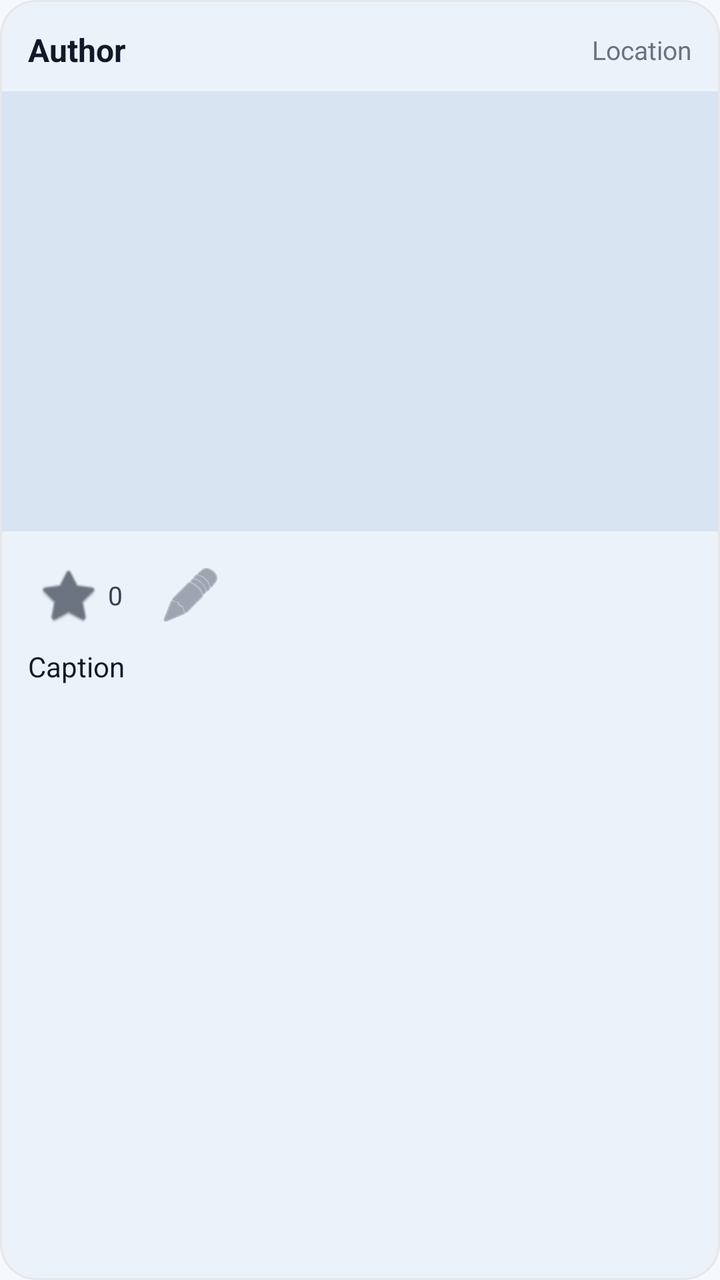
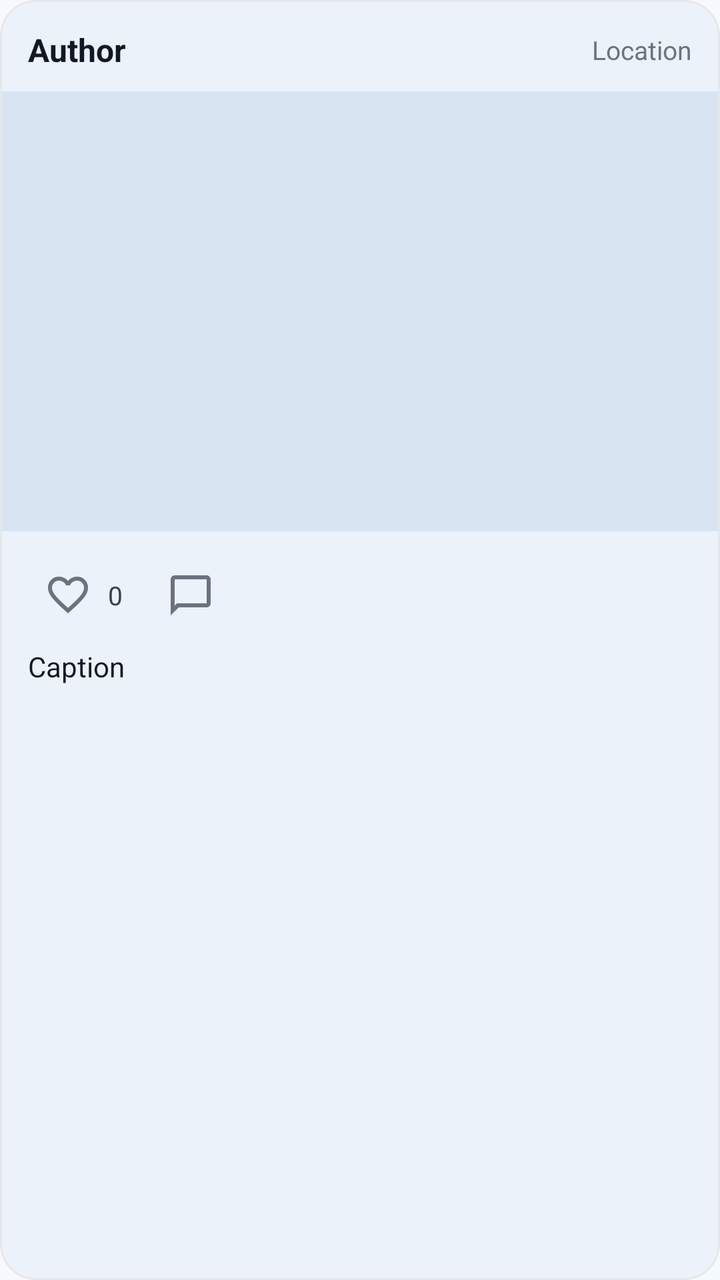

An Android layout rendered at two revisions. The XML below is the earlier revision; the diff shows what the commit changed to produce the second picture.
<!-- AndroidManifest.xml: application theme Theme.Traveling -->
<!-- res/layout/item_post.xml -->
<?xml version="1.0" encoding="utf-8"?>
<com.google.android.material.card.MaterialCardView xmlns:android="http://schemas.android.com/apk/res/android"
    xmlns:app="http://schemas.android.com/apk/res-auto"
    android:layout_width="match_parent"
    android:layout_height="wrap_content"
    android:layout_marginHorizontal="8dp"
    android:layout_marginVertical="10dp"
    app:cardCornerRadius="18dp"
    app:cardElevation="3dp"
    app:strokeColor="#E5E7EB"
    app:strokeWidth="1dp">

    <LinearLayout
        android:layout_width="match_parent"
        android:layout_height="wrap_content"
        android:orientation="vertical">

        <LinearLayout
            android:layout_width="match_parent"
            android:layout_height="wrap_content"
            android:gravity="center_vertical"
            android:orientation="horizontal"
            android:paddingStart="14dp"
            android:paddingTop="14dp"
            android:paddingEnd="14dp"
            android:paddingBottom="10dp">

            <TextView
                android:id="@+id/textAuthorName"
                android:layout_width="0dp"
                android:layout_height="wrap_content"
                android:layout_weight="1"
                android:text="Author"
                android:textColor="#111827"
                android:textSize="16sp"
                android:textStyle="bold" />

            <TextView
                android:id="@+id/textLocationName"
                android:layout_width="wrap_content"
                android:layout_height="wrap_content"
                android:text="Location"
                android:textColor="#6B7280"
                android:textSize="13sp" />
        </LinearLayout>

        <ImageView
            android:id="@+id/imagePost"
            android:layout_width="match_parent"
            android:layout_height="220dp"
            android:background="@drawable/bg_post_placeholder"
            android:contentDescription="Post image"
            android:scaleType="centerCrop" />

        <LinearLayout
            android:layout_width="match_parent"
            android:layout_height="wrap_content"
            android:gravity="center_vertical"
            android:orientation="horizontal"
            android:paddingStart="14dp"
            android:paddingTop="12dp"
            android:paddingEnd="14dp">

            <ImageButton
                android:id="@+id/buttonLike"
                android:layout_width="40dp"
                android:layout_height="40dp"
                android:background="@android:color/transparent"
                android:contentDescription="Like"
                android:padding="8dp"
                android:src="@android:drawable/btn_star_big_off"
                app:tint="#6B7280" />

            <TextView
                android:id="@+id/textLikeCount"
                android:layout_width="wrap_content"
                android:layout_height="wrap_content"
                android:layout_marginEnd="14dp"
                android:text="0"
                android:textColor="#374151"
                android:textSize="13sp" />

            <ImageButton
                android:id="@+id/buttonComment"
                android:layout_width="40dp"
                android:layout_height="40dp"
                android:background="@android:color/transparent"
                android:contentDescription="Comment"
                android:padding="8dp"
                android:src="@android:drawable/ic_menu_edit"
                app:tint="#6B7280" />
        </LinearLayout>

        <TextView
            android:id="@+id/textCaption"
            android:layout_width="match_parent"
            android:layout_height="wrap_content"
            android:paddingStart="14dp"
            android:paddingTop="6dp"
            android:paddingEnd="14dp"
            android:paddingBottom="14dp"
            android:text="Caption"
            android:textColor="#111827"
            android:textSize="14sp" />

    </LinearLayout>

</com.google.android.material.card.MaterialCardView>
<!-- resources referenced by this layout -->
<resources>
  <!-- drawable bg_post_placeholder (drawable) -->
  <?xml version="1.0" encoding="utf-8"?>
  <shape xmlns:android="http://schemas.android.com/apk/res/android">
      <corners android:radius="0dp" />
      <solid android:color="#D9E4F2" />
  </shape>
  <style name="Theme.Traveling" parent="Base.Theme.Traveling" />
  <style name="Base.Theme.Traveling" parent="Theme.Material3.DayNight.NoActionBar">
          <item name="colorPrimary">@color/travel_primary</item>
          <item name="colorOnPrimary">@color/travel_on_primary</item>
  
          <item name="colorSecondary">@color/travel_secondary</item>
          <item name="colorOnSecondary">@color/travel_on_secondary</item>
  
          <item name="colorTertiary">@color/travel_tertiary</item>
          <item name="colorOnTertiary">@color/travel_on_tertiary</item>
  
          <item name="android:colorBackground">@color/travel_background</item>
          <item name="colorSurface">@color/travel_surface</item>
          <item name="colorOnSurface">@color/travel_on_surface</item>
      </style>
  <color name="travel_primary">#1565C0</color>
  <color name="travel_on_primary">#FFFFFF</color>
  <color name="travel_secondary">#26A69A</color>
  <color name="travel_on_secondary">#FFFFFF</color>
  <color name="travel_tertiary">#FFB74D</color>
  <color name="travel_on_tertiary">#1F2937</color>
  <color name="travel_background">#F6F9FC</color>
  <color name="travel_surface">#FFFFFF</color>
  <color name="travel_on_surface">#1F2937</color>
</resources>

<!-- the commit's change to res/layout/item_post.xml (unified diff, before → after) -->
@@ -68,7 +68,7 @@
                 android:background="@android:color/transparent"
                 android:contentDescription="Like"
                 android:padding="8dp"
-                android:src="@android:drawable/btn_star_big_off"
+                android:src="@drawable/ic_favorite_outline"
                 app:tint="#6B7280" />
 
             <TextView
@@ -87,7 +87,7 @@
                 android:background="@android:color/transparent"
                 android:contentDescription="Comment"
                 android:padding="8dp"
-                android:src="@android:drawable/ic_menu_edit"
+                android:src="@drawable/ic_comment_outline"
                 app:tint="#6B7280" />
         </LinearLayout>
 
<!-- resource entries referenced after the edit -->
@@ -6,6 +6,26 @@
       <corners android:radius="0dp" />
       <solid android:color="#D9E4F2" />
   </shape>
+  <!-- drawable ic_comment_outline (drawable) -->
+  <vector xmlns:android="http://schemas.android.com/apk/res/android"
+      android:width="24dp"
+      android:height="24dp"
+      android:viewportWidth="960"
+      android:viewportHeight="960">
+    <path
+        android:pathData="M80,880v-720q0,-33 23.5,-56.5T160,80h640q33,0 56.5,23.5T880,160v480q0,33 -23.5,56.5T800,720L240,720L80,880ZM206,640h594v-480L160,160v525l46,-45ZM160,640v-480,480Z"
+        android:fillColor="#1f1f1f"/>
+  </vector>
+  <!-- drawable ic_favorite_outline (drawable) -->
+  <vector xmlns:android="http://schemas.android.com/apk/res/android"
+      android:width="24dp"
+      android:height="24dp"
+      android:viewportWidth="960"
+      android:viewportHeight="960">
+    <path
+        android:pathData="m480,840 l-58,-52q-101,-91 -167,-157T150,512.5Q111,460 95.5,416T80,326q0,-94 63,-157t157,-63q52,0 99,22t81,62q34,-40 81,-62t99,-22q94,0 157,63t63,157q0,46 -15.5,90T810,512.5Q771,565 705,631T538,788l-58,52ZM480,732q96,-86 158,-147.5t98,-107q36,-45.5 50,-81t14,-70.5q0,-60 -40,-100t-100,-40q-47,0 -87,26.5T518,280h-76q-15,-41 -55,-67.5T300,186q-60,0 -100,40t-40,100q0,35 14,70.5t50,81q36,45.5 98,107T480,732ZM480,459Z"
+        android:fillColor="#1f1f1f"/>
+  </vector>
   <style name="Theme.Traveling" parent="Base.Theme.Traveling" />
   <style name="Base.Theme.Traveling" parent="Theme.Material3.DayNight.NoActionBar">
           <item name="colorPrimary">@color/travel_primary</item>
